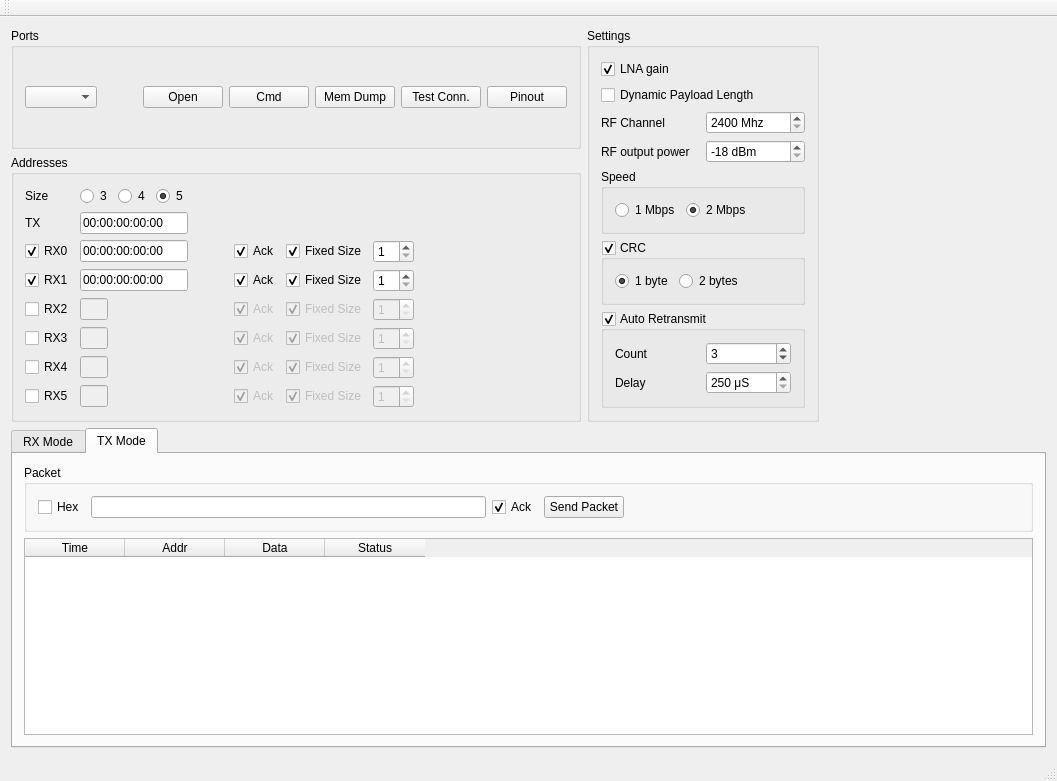
First picture: the form in ui/mainwindow.ui, repository eg-ops/FTDI_nRF24L01, before the edit.
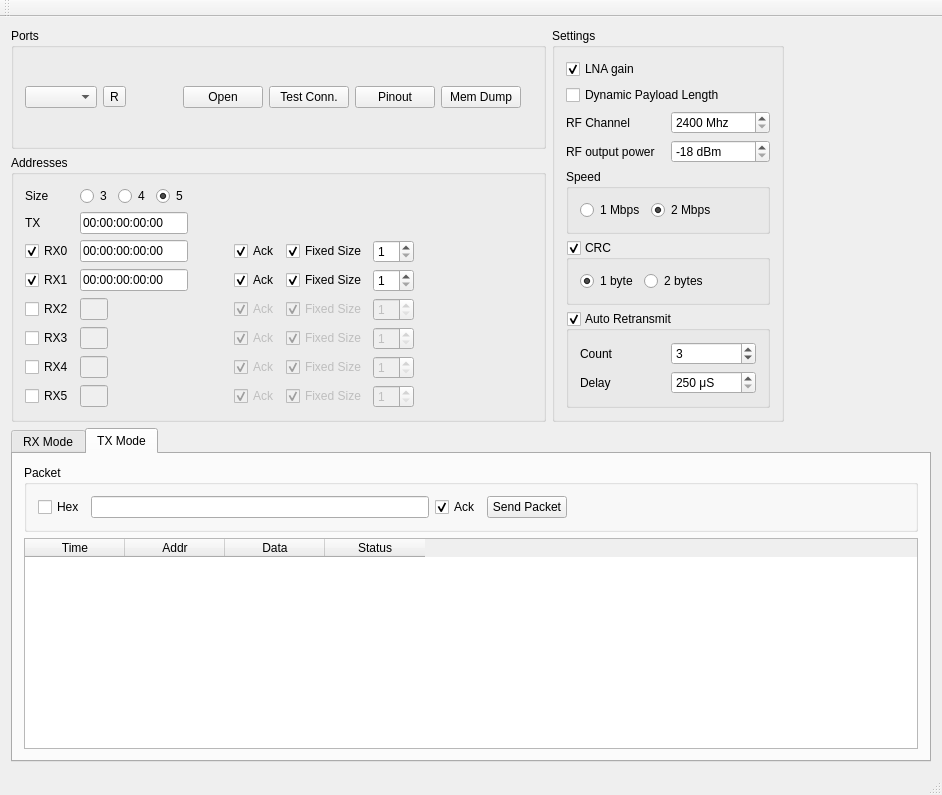
Second picture: the form after the edit. The open tabs and pages were chosen to show the change.

The edit to the form file:
```diff
--- a/ui/mainwindow.ui
+++ b/ui/mainwindow.ui
@@ -6,8 +6,8 @@
    <rect>
     <x>0</x>
     <y>0</y>
-    <width>1057</width>
-    <height>781</height>
+    <width>942</width>
+    <height>795</height>
    </rect>
   </property>
   <property name="sizePolicy">
@@ -36,7 +36,17 @@
              <item row="0" column="0">
               <layout class="QHBoxLayout" name="horizontalLayout">
                <item>
-                <widget class="QComboBox" name="comboBox"/>
+                <widget class="QComboBox" name="devicesComboBox"/>
+               </item>
+               <item>
+                <widget class="QToolButton" name="refreshButton">
+                 <property name="toolTip">
+                  <string>Refresh</string>
+                 </property>
+                 <property name="text">
+                  <string>R</string>
+                 </property>
+                </widget>
                </item>
                <item>
                 <spacer name="horizontalSpacer">
@@ -52,38 +62,37 @@
                 </spacer>
                </item>
                <item>
-                <widget class="QPushButton" name="openPortButton">
-                 <property name="text">
-                  <string>Open</string>
-                 </property>
-                </widget>
-               </item>
-               <item>
-                <widget class="QPushButton" name="sendCmdButton">
-                 <property name="text">
-                  <string>Cmd</string>
-                 </property>
-                </widget>
-               </item>
-               <item>
-                <widget class="QPushButton" name="memDumpButton">
-                 <property name="text">
-                  <string>Mem Dump</string>
-                 </property>
-                </widget>
-               </item>
-               <item>
-                <widget class="QPushButton" name="testButton">
-                 <property name="text">
-                  <string>Test Conn.</string>
-                 </property>
-                </widget>
-               </item>
-               <item>
-                <widget class="QPushButton" name="configPinoutButton">
-                 <property name="text">
-                  <string>Pinout</string>
-                 </property>
+                <widget class="QFrame" name="controlButtons">
+                 <layout class="QHBoxLayout" name="horizontalLayout_29">
+                  <item>
+                   <widget class="QPushButton" name="openPortButton">
+                    <property name="text">
+                     <string>Open</string>
+                    </property>
+                   </widget>
+                  </item>
+                  <item>
+                   <widget class="QPushButton" name="testButton">
+                    <property name="text">
+                     <string>Test Conn.</string>
+                    </property>
+                   </widget>
+                  </item>
+                  <item>
+                   <widget class="QPushButton" name="configPinoutButton">
+                    <property name="text">
+                     <string>Pinout</string>
+                    </property>
+                   </widget>
+                  </item>
+                  <item>
+                   <widget class="QPushButton" name="memDumpButton">
+                    <property name="text">
+                     <string>Mem Dump</string>
+                    </property>
+                   </widget>
+                  </item>
+                 </layout>
                 </widget>
                </item>
               </layout>
```
Left out of the diff: 876 changed lines with no effect on the pictures.
